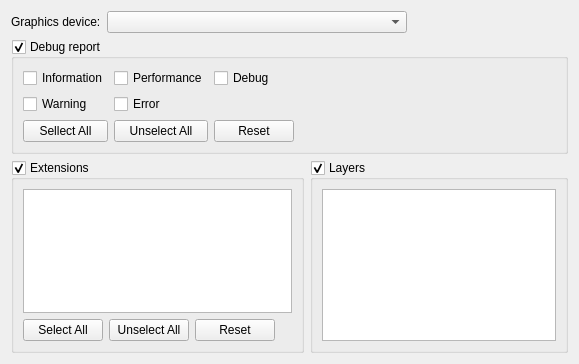
krre/origin, file Tools/DebugSettingsEditor/VulkanTab.ui: the form before one commit.
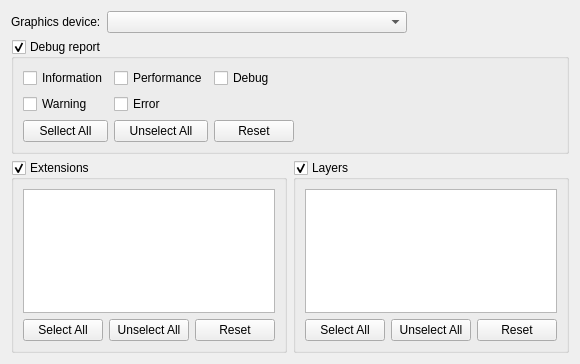
The form after the commit.

Commit message: DSE: Add buttons for selecting, delecting and reseting layers

Patch:
```diff
--- a/Tools/DebugSettingsEditor/VulkanTab.ui
+++ b/Tools/DebugSettingsEditor/VulkanTab.ui
@@ -199,7 +199,7 @@
        <property name="checkable">
         <bool>true</bool>
        </property>
-       <layout class="QHBoxLayout" name="horizontalLayout_3">
+       <layout class="QVBoxLayout" name="verticalLayout_3">
         <item>
          <widget class="QListWidget" name="listWidgetLayers">
           <property name="selectionMode">
@@ -207,6 +207,47 @@
           </property>
          </widget>
         </item>
+        <item>
+         <layout class="QHBoxLayout" name="horizontalLayout_3">
+          <property name="topMargin">
+           <number>0</number>
+          </property>
+          <item>
+           <widget class="QPushButton" name="pushButtonLayersSelectAll">
+            <property name="text">
+             <string>Select All</string>
+            </property>
+           </widget>
+          </item>
+          <item>
+           <widget class="QPushButton" name="pushButtonLayersUnselectAll">
+            <property name="text">
+             <string>Unselect All</string>
+            </property>
+           </widget>
+          </item>
+          <item>
+           <widget class="QPushButton" name="pushButtonLayersReset">
+            <property name="text">
+             <string>Reset</string>
+            </property>
+           </widget>
+          </item>
+          <item>
+           <spacer name="horizontalSpacer_4">
+            <property name="orientation">
+             <enum>Qt::Horizontal</enum>
+            </property>
+            <property name="sizeHint" stdset="0">
+             <size>
+              <width>40</width>
+              <height>20</height>
+             </size>
+            </property>
+           </spacer>
+          </item>
+         </layout>
+        </item>
        </layout>
       </widget>
      </item>
```
The commit also changes 2 other files.
